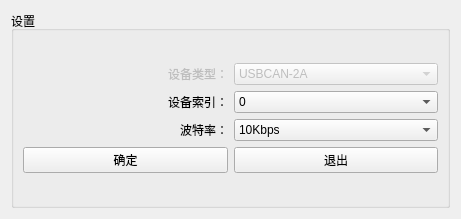
This is MotorTest/canseting.ui in Cooperxe/Bullet_farm as Qt 5 draws it before an edit. The edited form follows.
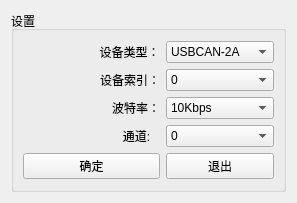
This is the edited form.

Commit message: CAN open

```diff
--- a/MotorTest/canseting.ui
+++ b/MotorTest/canseting.ui
@@ -6,15 +6,15 @@
    <rect>
     <x>0</x>
     <y>0</y>
-    <width>461</width>
-    <height>219</height>
+    <width>297</width>
+    <height>203</height>
    </rect>
   </property>
   <property name="windowTitle">
    <string>Form</string>
   </property>
-  <layout class="QHBoxLayout" name="horizontalLayout">
-   <item>
+  <layout class="QGridLayout" name="gridLayout_3">
+   <item row="0" column="0">
     <widget class="QGroupBox" name="groupBox">
      <property name="title">
       <string>设置</string>
@@ -111,38 +111,10 @@
           </item>
          </widget>
         </item>
-        <item row="0" column="1">
-         <widget class="QComboBox" name="comboBox">
-          <property name="enabled">
-           <bool>false</bool>
-          </property>
-          <item>
-           <property name="text">
-            <string>USBCAN-2A</string>
-           </property>
-          </item>
-          <item>
-           <property name="text">
-            <string>USBCAN-2C</string>
-           </property>
-          </item>
-          <item>
-           <property name="text">
-            <string>CANalyst-II</string>
-           </property>
-          </item>
-         </widget>
-        </item>
-        <item row="0" column="0">
-         <widget class="QLabel" name="label">
-          <property name="enabled">
-           <bool>false</bool>
-          </property>
+        <item row="3" column="0">
+         <widget class="QLabel" name="label_4">
           <property name="text">
-           <string>设备类型：</string>
-          </property>
-          <property name="alignment">
-           <set>Qt::AlignRight|Qt::AlignTrailing|Qt::AlignVCenter</set>
+           <string>                              通道:</string>
           </property>
          </widget>
         </item>
@@ -166,6 +138,13 @@
           </property>
          </widget>
         </item>
+        <item row="4" column="1">
+         <widget class="QPushButton" name="pushButton_2">
+          <property name="text">
+           <string>退出</string>
+          </property>
+         </widget>
+        </item>
         <item row="1" column="1">
          <widget class="QComboBox" name="comboBox_2">
           <item>
@@ -240,7 +219,7 @@
           </item>
          </widget>
         </item>
-        <item row="3" column="0">
+        <item row="4" column="0">
          <widget class="QPushButton" name="pushButton">
           <property name="text">
            <string>确定</string>
@@ -248,12 +227,45 @@
          </widget>
         </item>
         <item row="3" column="1">
-         <widget class="QPushButton" name="pushButton_2">
+         <widget class="QComboBox" name="comboBox_4">
+          <item>
+           <property name="text">
+            <string>0</string>
+           </property>
+          </item>
+          <item>
+           <property name="text">
+            <string>1</string>
+           </property>
+          </item>
+         </widget>
+        </item>
+        <item row="0" column="0">
+         <widget class="QLabel" name="label">
           <property name="text">
-           <string>退出</string>
+           <string>                       设备类型：</string>
           </property>
          </widget>
         </item>
+        <item row="0" column="1">
+         <widget class="QComboBox" name="comboBox">
+          <item>
+           <property name="text">
+            <string>USBCAN-2A</string>
+           </property>
+          </item>
+          <item>
+           <property name="text">
+            <string>USBCAN-2C</string>
+           </property>
+          </item>
+          <item>
+           <property name="text">
+            <string>CANalyst-II</string>
+           </property>
+          </item>
+         </widget>
+        </item>
        </layout>
       </item>
      </layout>
```
The commit also changes 2 other files.
